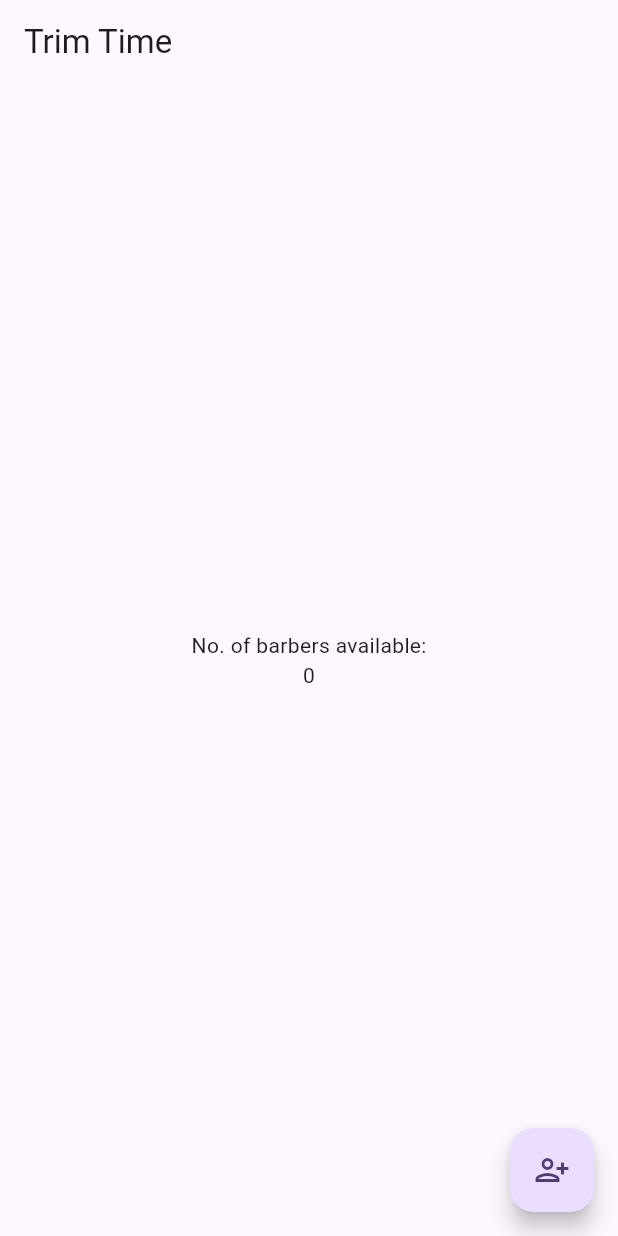
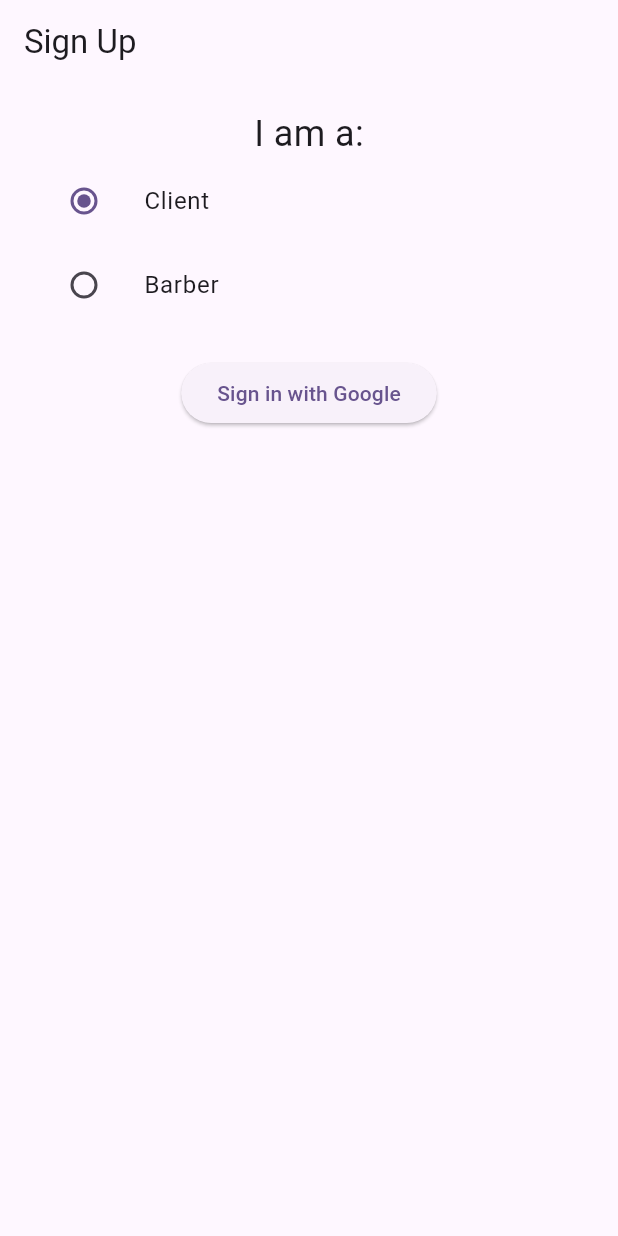
Before and after one commit to MahnoorWaseem/TrimTime-Flutter, a Flutter app: the screen it shows after launch, on a phone screen of 412 x 824 dp. Run offline on Flutter 3.47's test engine with Material 3 defaults, Android fonts, the phone set to English and light mode, and no system bars; our stand-ins replace firebase_auth, firebase_core, google_sign_in; accounts and stored records are empty.

Commit message:
feat : login and logout flow using google

```diff
--- a/lib/main.dart
+++ b/lib/main.dart
@@ -1,10 +1,13 @@
+import 'package:firebase_auth/firebase_auth.dart';
 import 'package:firebase_core/firebase_core.dart';
 import 'package:flutter/material.dart';
 import 'package:provider/provider.dart';
+import 'package:trim_time/views/authentication/signup.dart';
+import 'package:trim_time/views/error/error.dart';
+import 'package:trim_time/views/home/home_client.dart';
 
 import 'firebase/config/firebase_options.dart';
 import 'providers/sample_provider.dart';
-import 'views/home/home.dart';
 
 void main() async {
   await Firebase.initializeApp(
@@ -32,7 +35,24 @@ class MyApp extends StatelessWidget {
           colorScheme: ColorScheme.fromSeed(seedColor: Colors.deepPurple),
           useMaterial3: true,
         ),
-        home: Home(),
+        home: StreamBuilder(
+            stream: FirebaseAuth.instance.authStateChanges(),
+            builder: (context, snapshot) {
+              if (snapshot.hasError) {
+                return ErrorPage(error: snapshot.error);
+              }
+
+              if (snapshot.connectionState == ConnectionState.waiting) {
+                return const Center(
+                  child: CircularProgressIndicator(),
+                );
+              }
+              if (snapshot.hasData) {
+                return ClientHomePage();
+              }
+
+              return const Signup();
+            }),
         debugShowCheckedModeBanner: false,
       ),
     );
--- /dev/null
+++ b/lib/utilities/constants/constants.dart
@@ -0,0 +1,2 @@
+const CLIENT_ID =
+    '132866959008-ivs96rvps42v8s1dgo9bsbvecnuj01a1.apps.googleusercontent.com';
--- /dev/null
+++ b/lib/views/authentication/signup.dart
@@ -0,0 +1,89 @@
+import 'package:firebase_auth/firebase_auth.dart';
+import 'package:flutter/material.dart';
+import 'package:trim_time/controller/google_authentication.dart';
+import 'package:trim_time/views/home/home_barber.dart';
+import 'package:trim_time/views/home/home_client.dart';
+
+class Signup extends StatefulWidget {
+  const Signup({super.key});
+
+  @override
+  State<Signup> createState() => _SignupState();
+}
+
+class _SignupState extends State<Signup> {
+  bool isClient = true;
+
+  @override
+  Widget build(BuildContext context) {
+    return Scaffold(
+      appBar: AppBar(
+        title: const Text('Sign Up'),
+      ),
+      body: Padding(
+        padding: const EdgeInsets.all(16.0),
+        child: Column(
+          children: <Widget>[
+            const Text(
+              'I am a:',
+              style: TextStyle(fontSize: 24),
+            ),
+            ListTile(
+              title: const Text('Client'),
+              leading: Radio(
+                value: true,
+                groupValue: isClient,
+                onChanged: (value) {
+                  setState(() {
+                    isClient = value!;
+                  });
+                },
+              ),
+            ),
+            ListTile(
+              title: const Text('Barber'),
+              leading: Radio(
+                value: false,
+                groupValue: isClient,
+                onChanged: (value) {
+                  setState(() {
+                    isClient = value!;
+                  });
+                },
+              ),
+            ),
+            const SizedBox(height: 20),
+            ElevatedButton(
+              onPressed: () async {
+                try {
+                  UserCredential? userCredential = await signInWithGoogle();
+                  // Handle what happens after successful login
+                  if (userCredential != null) {
+                    // Navigate to the respective home page based on user type
+                    if (isClient) {
+                      Navigator.push(
+                        context,
+                        MaterialPageRoute(
+                            builder: (context) => ClientHomePage()),
+                      );
+                    } else {
+                      Navigator.push(
+                        context,
+                        MaterialPageRoute(
+                            builder: (context) => const BarberHomePage()),
+                      );
+                    }
+                  }
+                } catch (e) {
+                  // Handle sign in error
+                  print(e);
+                }
+              },
+              child: const Text('Sign in with Google'),
+            ),
+          ],
+        ),
+      ),
+    );
+  }
+}
--- a/pubspec.yaml
+++ b/pubspec.yaml
@@ -37,6 +37,8 @@ dependencies:
   cupertino_icons: ^1.0.6
   firebase_core: ^2.31.1
   provider: ^6.1.2
+  google_sign_in: ^6.2.1
+  firebase_auth: ^4.20.0
 
 dev_dependencies:
   flutter_test:
```
Also changed, not shown: lib/controller/google_authentication.dart (added, +33 -0 lines), lib/views/error/error.dart (added, +15 -0 lines), lib/views/home/home_barber.dart (added, +31 -0 lines), lib/views/home/home_client.dart (added, +35 -0 lines), lib/utilities/helpers/functions.dart (added), pubspec.lock, 11 other files.
